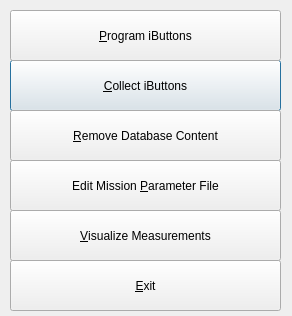
This is src/widgets/IAssist.ui in lachlan007/iassist as Qt 5 draws it before an edit. The edited form follows.
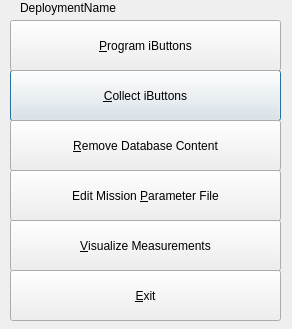
This is the edited form.

```diff
--- a/src/widgets/IAssist.ui
+++ b/src/widgets/IAssist.ui
@@ -13,7 +13,7 @@
     <x>0</x>
     <y>0</y>
     <width>292</width>
-    <height>316</height>
+    <height>329</height>
    </rect>
   </property>
   <property name="sizePolicy">
@@ -35,7 +35,7 @@
    <property name="geometry">
     <rect>
      <x>10</x>
-     <y>60</y>
+     <y>70</y>
      <width>271</width>
      <height>51</height>
     </rect>
@@ -54,7 +54,7 @@
    <property name="geometry">
     <rect>
      <x>10</x>
-     <y>10</y>
+     <y>20</y>
      <width>271</width>
      <height>51</height>
     </rect>
@@ -73,7 +73,7 @@
    <property name="geometry">
     <rect>
      <x>10</x>
-     <y>160</y>
+     <y>170</y>
      <width>271</width>
      <height>51</height>
     </rect>
@@ -89,7 +89,7 @@
    <property name="geometry">
     <rect>
      <x>10</x>
-     <y>260</y>
+     <y>270</y>
      <width>271</width>
      <height>51</height>
     </rect>
@@ -108,7 +108,7 @@
    <property name="geometry">
     <rect>
      <x>10</x>
-     <y>110</y>
+     <y>120</y>
      <width>271</width>
      <height>51</height>
     </rect>
@@ -127,7 +127,7 @@
    <property name="geometry">
     <rect>
      <x>10</x>
-     <y>210</y>
+     <y>220</y>
      <width>271</width>
      <height>51</height>
     </rect>
@@ -139,6 +139,19 @@
     <string>&amp;Visualize Measurements</string>
    </property>
   </widget>
+  <widget class="QLabel" name="txtDeploymentName">
+   <property name="geometry">
+    <rect>
+     <x>20</x>
+     <y>0</y>
+     <width>221</width>
+     <height>16</height>
+    </rect>
+   </property>
+   <property name="text">
+    <string>DeploymentName</string>
+   </property>
+  </widget>
  </widget>
  <layoutdefault spacing="6" margin="11"/>
  <tabstops>
```
